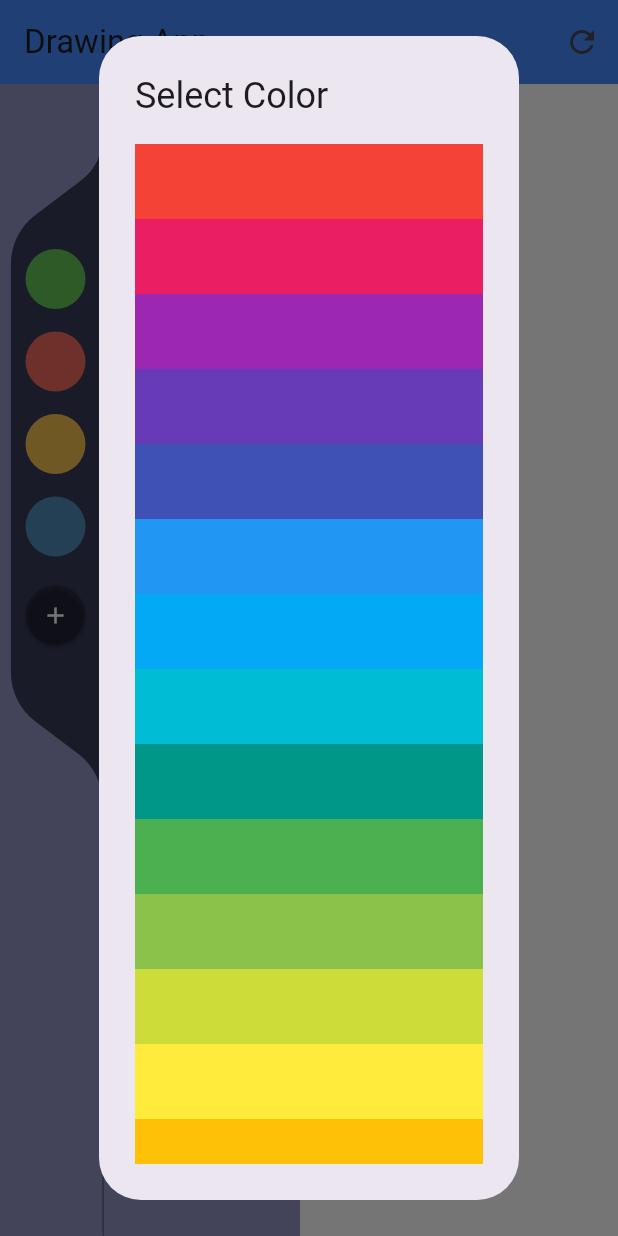
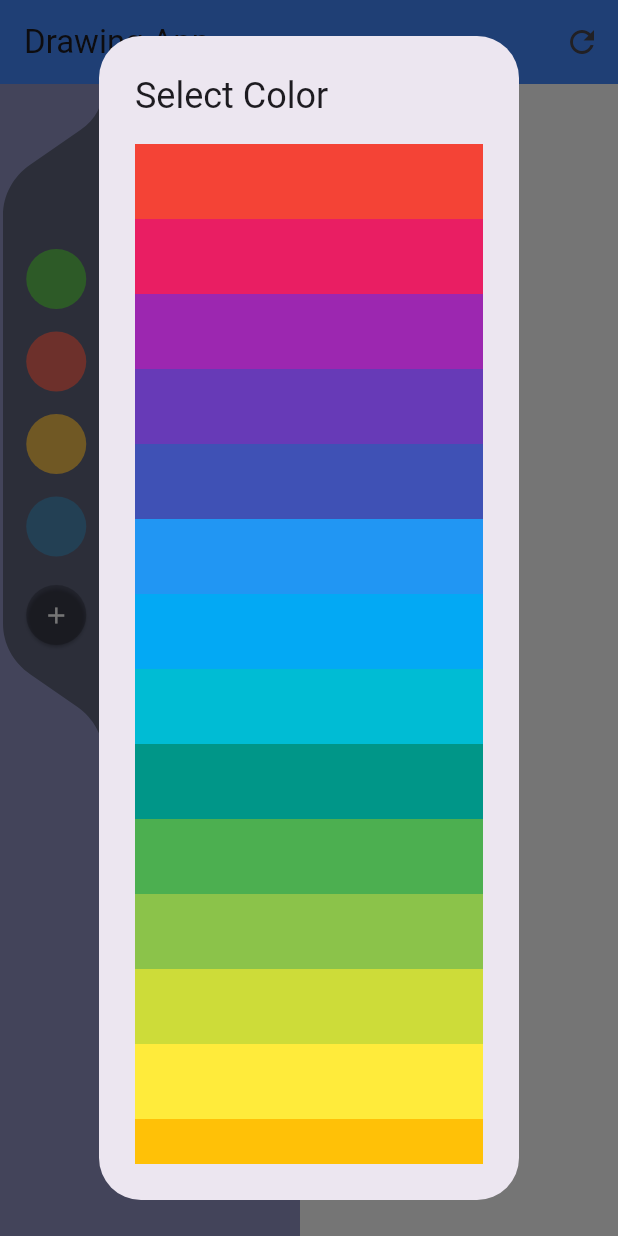
Before and after one commit to ParimSsme/painting_web, a Flutter app: the screen it shows after launch, after a tap on the "add" icon, on a phone screen of 412 x 824 dp. Run offline on Flutter 3.47's test engine with Material 3 defaults, Android fonts, the phone set to English and light mode, and no system bars; our stand-ins replace flutter_svg.

Commit message:
fix design problems

```diff
--- a/lib/main.dart
+++ b/lib/main.dart
@@ -9,68 +9,42 @@ class RPSCustomPainter extends CustomPainter {
   @override
   void paint(Canvas canvas, Size size) {
     Path path_0 = Path();
-    path_0.moveTo(size.width * 0.9909618, size.height * 0.01844159);
-    path_0.cubicTo(size.width * 0.9909618, size.height * 0.008256599,
-        size.width * 1.081350, 0, size.width * 1.192850, 0);
+    path_0.moveTo(size.width * 0.9900000, size.height * 0.9968487);
     path_0.cubicTo(
-        size.width * 1.304349,
-        0,
-        size.width * 1.394737,
-        size.height * 0.008256599,
-        size.width * 1.394737,
-        size.height * 0.01844159);
-    path_0.lineTo(size.width * 1.394737, size.height * 0.9959820);
+        size.width * 0.9900000,
+        size.height * 0.9674370,
+        size.width * 0.8942857,
+        size.height * 0.9397059,
+        size.width * 0.7314286,
+        size.height * 0.9222689);
+    path_0.lineTo(size.width * 0.2871429, size.height * 0.8743697);
     path_0.cubicTo(
-        size.width * 1.394737,
-        size.height * 1.006166,
-        size.width * 1.304349,
-        size.height * 1.014423,
-        size.width * 1.192850,
-        size.height * 1.014423);
+        size.width * 0.1242857,
+        size.height * 0.8571429,
+        size.width * 0.02857143,
+        size.height * 0.8292017,
+        size.width * 0.02857143,
+        size.height * 0.7997899);
+    path_0.lineTo(size.width * 0.02857143, size.height * 0.1941176);
     path_0.cubicTo(
-        size.width * 1.081350,
-        size.height * 1.014423,
-        size.width * 0.9909618,
-        size.height * 1.006166,
-        size.width * 0.9909618,
-        size.height * 0.9959820);
-    path_0.lineTo(size.width * 0.9909618, size.height * 0.6239507);
+        size.width * 0.02857143,
+        size.height * 0.1647059,
+        size.width * 0.1242857,
+        size.height * 0.1369748,
+        size.width * 0.2871429,
+        size.height * 0.1195378);
+    path_0.lineTo(size.width * 0.7685714, size.height * 0.06785714);
     path_0.cubicTo(
-        size.width * 0.9909618,
-        size.height * 0.6072188,
-        size.width * 0.9042803,
-        size.height * 0.5914748,
-        size.width * 0.7572368,
-        size.height * 0.5814976);
-    path_0.lineTo(size.width * 0.3389882, size.height * 0.5531178);
-    path_0.cubicTo(
-        size.width * 0.1919447,
-        size.height * 0.5431406,
-        size.width * 0.1052632,
-        size.height * 0.5273966,
-        size.width * 0.1052632,
-        size.height * 0.5106647);
-    path_0.lineTo(size.width * 0.1052632, size.height * 0.1564026);
-    path_0.cubicTo(
-        size.width * 0.1052632,
-        size.height * 0.1396707,
-        size.width * 0.1919447,
-        size.height * 0.1239267,
-        size.width * 0.3389882,
-        size.height * 0.1139490);
-    path_0.lineTo(size.width * 0.7859632, size.height * 0.08362103);
-    path_0.cubicTo(
-        size.width * 0.9149342,
-        size.height * 0.07487019,
-        size.width * 0.9909618,
-        size.height * 0.06106034,
-        size.width * 0.9909618,
-        size.height * 0.04638486);
-    path_0.lineTo(size.width * 0.9909618, size.height * 0.01844159);
+        size.width * 0.9085714,
+        size.height * 0.05294118,
+        size.width * 0.9900000,
+        size.height * 0.02899160,
+        size.width * 0.9900000,
+        size.height * 0.003781513);
     path_0.close();
 
     Paint paint_0_fill = Paint()..style = PaintingStyle.fill;
-    paint_0_fill.color = Color(0xff383A57);
+    paint_0_fill.color = Color(0xff60657d).withOpacity(1.0);
     canvas.drawPath(path_0, paint_0_fill);
   }
 
@@ -85,7 +59,7 @@ void main() {
 }
 
 class PaintingApp extends StatelessWidget {
-  const PaintingApp({Key? key}) : super(key: key);
+  const PaintingApp({super.key});
 
   @override
   Widget build(BuildContext context) {
@@ -202,7 +176,7 @@ class _DrawingScreenState extends State<DrawingScreen> {
           _addShape(startPosition!, position, selectedTool);
         }
       });
-    }  else if (_isBrushTool(selectedTool)) {
+    } else if (_isBrushTool(selectedTool)) {
       setState(() {
         if (selectedTool == Tool.dottedBrush) {
           _addDottedBrush(position);
@@ -217,7 +191,9 @@ class _DrawingScreenState extends State<DrawingScreen> {
           );
         }
       });
-    } else if (selectedTool == Tool.brush || selectedTool == Tool.pencil || selectedTool == Tool.eraser) {
+    } else if (selectedTool == Tool.brush ||
+        selectedTool == Tool.pencil ||
+        selectedTool == Tool.eraser) {
       _addDrawingPoint(position);
     }
   }
@@ -254,7 +230,6 @@ class _DrawingScreenState extends State<DrawingScreen> {
       Tool.gradientBrush,
     ].contains(tool);
   }
-
 
   Paint _createPaint(Tool tool) {
     switch (tool) {
@@ -349,7 +324,7 @@ class _DrawingScreenState extends State<DrawingScreen> {
               ? backgroundColor // Use background color for eraser
               : selectedColor
           ..isAntiAlias = true
-          ..strokeWidth =  selectedTool == Tool.eraser ? 6 : strokeWidth
+          ..strokeWidth = selectedTool == Tool.eraser ? 6 : strokeWidth
           ..strokeCap = StrokeCap.round,
       ));
     });
@@ -410,15 +385,16 @@ class _DrawingScreenState extends State<DrawingScreen> {
       ),
       body: Row(
         children: [
-          SizedBox(
+          Container(
+            decoration: BoxDecoration(color: Color(0xff9295c5)),
             width: 200,
             child: Row(
-              crossAxisAlignment: CrossAxisAlignment.stretch,
+              crossAxisAlignment: CrossAxisAlignment.start,
               children: [
-                DecoratedBox(
-                  decoration: BoxDecoration(color: Color(0xff9295c5)),
+                SizedBox(
+                  width: 70,
+                  height: 450,
                   child: CustomPaint(
-                    size: Size(70, double.infinity),
                     painter: RPSCustomPainter(),
                     child: Padding(
                       padding: const EdgeInsets.only(top: 110.0, left: 5),
@@ -494,7 +470,6 @@ class _DrawingScreenState extends State<DrawingScreen> {
                             _buildToolButton(Tool.spray, 'spray'),
                           ],
                         ),
-
                         Text('Brushes'),
                         Row(
                           children: [
@@ -514,7 +489,6 @@ class _DrawingScreenState extends State<DrawingScreen> {
                             _buildToolButton(Tool.gradientBrush, 'brush'),
                           ],
                         ),
-
                         Text('Shapes'),
                         Divider(),
                         Row(
@@ -575,7 +549,8 @@ class _DrawingScreenState extends State<DrawingScreen> {
       style: ElevatedButton.styleFrom(
         shape: CircleBorder(),
         padding: EdgeInsets.all(10),
-        backgroundColor: selectedTool == tool ? Colors.white : Colors.white70,),
+        backgroundColor: selectedTool == tool ? Colors.white : Colors.white70,
+      ),
       child: SvgPicture.asset('assets/$icon.svg'),
     );
   }
@@ -603,7 +578,6 @@ class _DrawingScreenState extends State<DrawingScreen> {
   }
 }
 
-
 class DrawingElement {
   final Offset? start;
   final Offset? end;
@@ -623,7 +597,8 @@ class DrawingElement {
     this.tool,
   });
 
-  factory DrawingElement.line({required Offset position, required Paint paint}) {
+  factory DrawingElement.line(
+      {required Offset position, required Paint paint}) {
     return DrawingElement(position: position, paint: paint);
   }
 
@@ -655,7 +630,10 @@ class DrawingPainter extends CustomPainter {
   final List<DrawingElement> elements;
   final Color backgroundColor;
 
-  DrawingPainter({required this.elements, required this.backgroundColor,});
+  DrawingPainter({
+    required this.elements,
+    required this.backgroundColor,
+  });
 
   @override
   void paint(Canvas canvas, Size size) {
@@ -663,14 +641,14 @@ class DrawingPainter extends CustomPainter {
     canvas.drawRect(Offset.zero & size, backgroundPaint);
 
     for (final element in elements) {
-
       if (element.tool == Tool.pencil && element.paint != null) {
         canvas.drawCircle(
           element.position!,
           element.paint!.strokeWidth / 2,
           element.paint!,
         );
-      }if (element.tool == Tool.dottedBrush) {
+      }
+      if (element.tool == Tool.dottedBrush) {
         _drawDottedBrush(canvas, element);
       } else if (element.tool == Tool.dashedBrush) {
         _drawDashedBrush(canvas, element);
@@ -688,15 +666,15 @@ class DrawingPainter extends CustomPainter {
           textDirection: TextDirection.ltr,
         )..layout();
         textPainter.paint(canvas, element.position!);
-      } else
-      if (element.position != null && element.paint != null) {
+      } else if (element.position != null && element.paint != null) {
         canvas.drawCircle(
           element.position!,
           element.paint!.strokeWidth / 2,
           element.paint!,
         );
       } else if (element.start != null && element.end != null) {
-        _drawShape(canvas, element.start!, element.end!, element.tool!, element.paint!);
+        _drawShape(canvas, element.start!, element.end!, element.tool!,
+            element.paint!);
       }
     }
   }
@@ -732,7 +710,8 @@ class DrawingPainter extends CustomPainter {
     }
   }
 
-  void _drawShape(Canvas canvas, Offset start, Offset end, Tool tool, Paint paint) {
+  void _drawShape(
+      Canvas canvas, Offset start, Offset end, Tool tool, Paint paint) {
     switch (tool) {
       case Tool.line:
         canvas.drawLine(start, end, paint);
```
